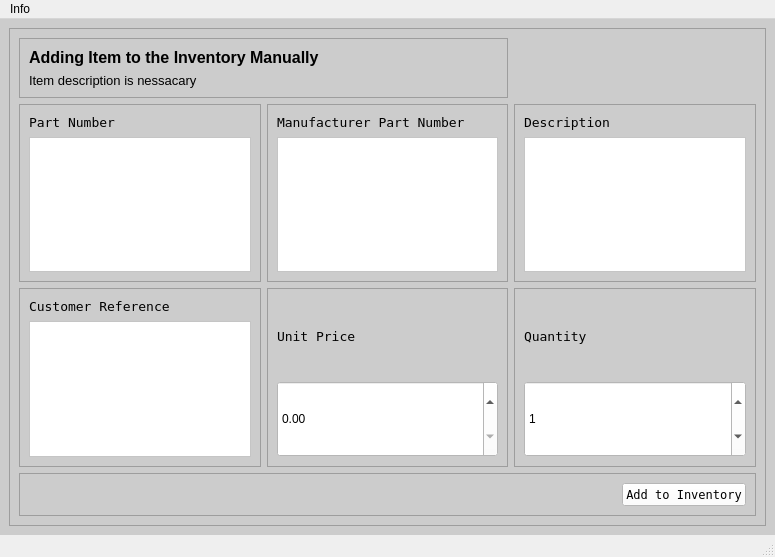
Before: the Qt Designer form Program_Files/UI_Files/adding_item_window.ui in Thomas1B/Electronics-Inventory-Program, drawn with Qt 5.
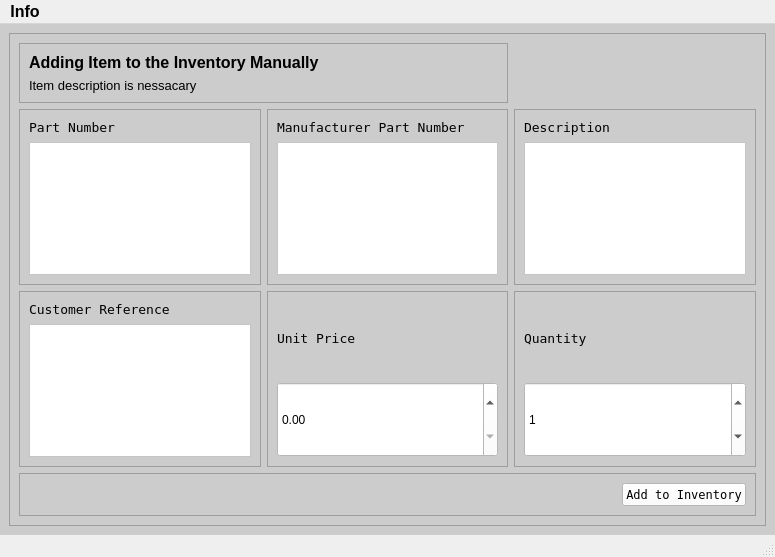
After: the same form once the commit is applied. Icons and pictures are not drawn.

```diff
--- a/Program_Files/UI_Files/adding_item_window.ui
+++ b/Program_Files/UI_Files/adding_item_window.ui
@@ -424,9 +424,17 @@
      <x>0</x>
      <y>0</y>
      <width>775</width>
-     <height>21</height>
+     <height>25</height>
     </rect>
    </property>
+   <property name="font">
+    <font>
+     <family>Arial</family>
+     <pointsize>12</pointsize>
+     <weight>75</weight>
+     <bold>true</bold>
+    </font>
+   </property>
    <widget class="QMenu" name="menuInfo">
     <property name="title">
      <string>Info</string>
```
Left out of the diff: 5 changed lines with no effect on the pictures.
